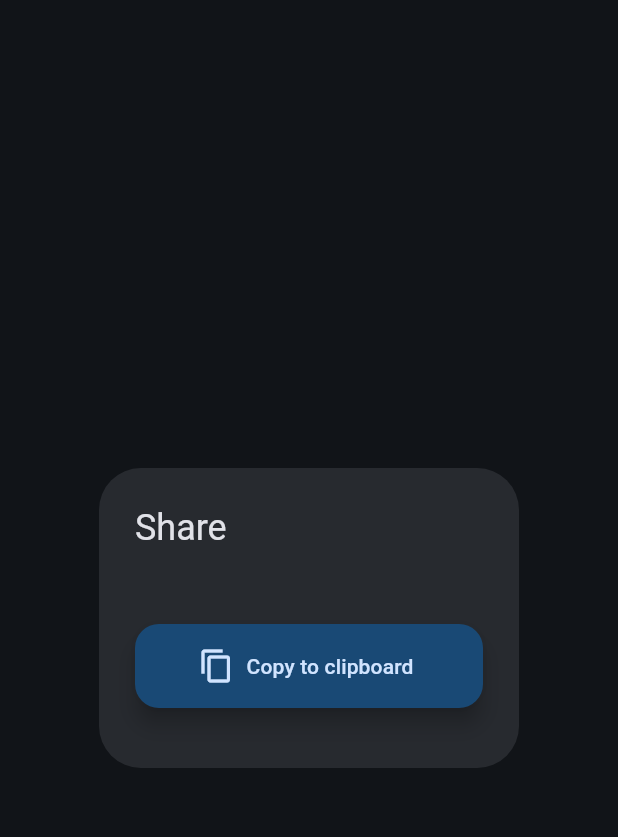
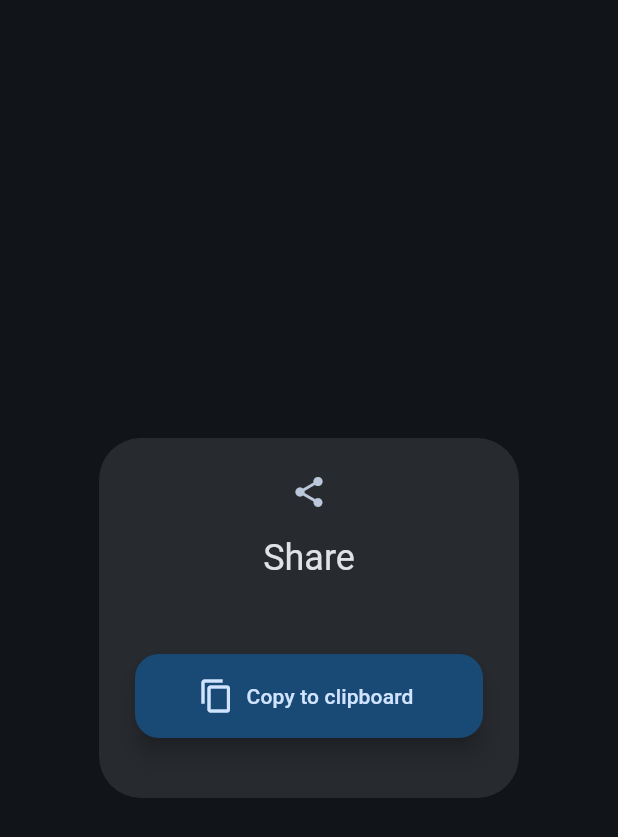
Before and after one commit to 2-5-perceivers/share_plus_dialog, a Flutter app: the ShareDialog widget shown alone on an empty page, opened directly with empty values, on a phone screen of 412 x 824 dp. Shown: the top 837 px of the screen. Run offline on Flutter 3.47's test engine with Material 2 defaults, Android fonts, the phone set to English and light mode, and no system bars; our stand-ins replace dynamic_color, share_plus.

Commit message:
Bring back the icon

```diff
--- a/lib/src/share_dialog.dart
+++ b/lib/src/share_dialog.dart
@@ -33,7 +33,7 @@ class ShareDialog extends StatelessWidget {
   Widget build(BuildContext context) {
     final ThemeData theme = Theme.of(context);
     return AlertDialog(
-      //icon: const Icon(Icons.share), //TODO: add this back as icon gets to stable
+      icon: const Icon(Icons.share),
       title: const Text('Share'),
       content: Column(
         mainAxisSize: MainAxisSize.min,
```
